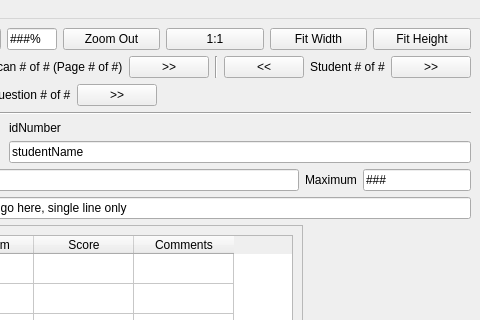
Old version of the form mainwindow.ui in the repository waynepiekarski/qtgrader; both pictures show x 544 to 1024 and y 0 to 320 of the 1024 by 556 pixel window.
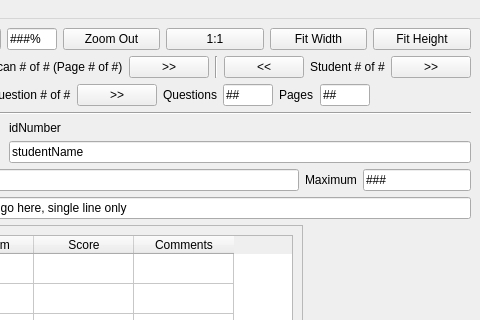
New version of the form.

Commit message: Implement startup dialog box to query for initial setup

```diff
--- a/mainwindow.ui
+++ b/mainwindow.ui
@@ -266,6 +266,64 @@
             </property>
            </widget>
           </item>
+          <item>
+           <widget class="QLabel" name="label_4">
+            <property name="text">
+             <string>Questions</string>
+            </property>
+           </widget>
+          </item>
+          <item>
+           <widget class="QLineEdit" name="questionMax">
+            <property name="sizePolicy">
+             <sizepolicy hsizetype="Fixed" vsizetype="Fixed">
+              <horstretch>0</horstretch>
+              <verstretch>0</verstretch>
+             </sizepolicy>
+            </property>
+            <property name="minimumSize">
+             <size>
+              <width>50</width>
+              <height>0</height>
+             </size>
+            </property>
+            <property name="maximumSize">
+             <size>
+              <width>50</width>
+              <height>16777215</height>
+             </size>
+            </property>
+            <property name="text">
+             <string>##</string>
+            </property>
+           </widget>
+          </item>
+          <item>
+           <widget class="QLabel" name="label_5">
+            <property name="text">
+             <string>Pages</string>
+            </property>
+           </widget>
+          </item>
+          <item>
+           <widget class="QLineEdit" name="pagePerStudent">
+            <property name="sizePolicy">
+             <sizepolicy hsizetype="Fixed" vsizetype="Fixed">
+              <horstretch>0</horstretch>
+              <verstretch>0</verstretch>
+             </sizepolicy>
+            </property>
+            <property name="maximumSize">
+             <size>
+              <width>50</width>
+              <height>16777215</height>
+             </size>
+            </property>
+            <property name="text">
+             <string>##</string>
+            </property>
+           </widget>
+          </item>
           <item>
            <spacer name="horizontalSpacer">
             <property name="orientation">
```
Left out of the diff: 2 changed lines with no effect on the pictures. The commit also changes 5 other files.
